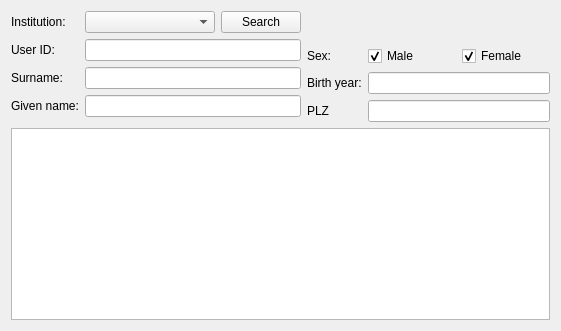
The window that ssc/src/finduser.ui (KDE/simon) describes before a commit, drawn with Qt 5.
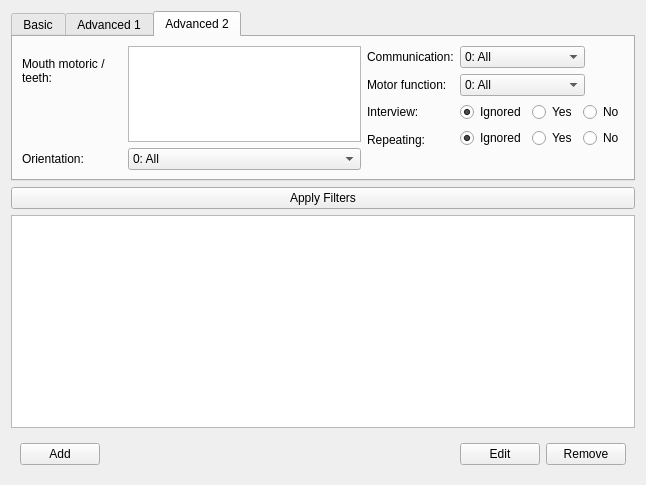
The same window after the commit. The open tabs and pages were chosen to show the change. Custom widgets are drawn as their Qt base class.

Commit message: Displaying / Filtering users

```diff
--- a/ssc/src/finduser.ui
+++ b/ssc/src/finduser.ui
@@ -6,15 +6,31 @@
    <rect>
     <x>0</x>
     <y>0</y>
-    <width>561</width>
-    <height>331</height>
+    <width>646</width>
+    <height>485</height>
    </rect>
   </property>
   <property name="windowTitle">
    <string>Search for user</string>
   </property>
-  <layout class="QGridLayout" name="gridLayout">
-   <item row="0" column="0">
+  <layout class="QVBoxLayout" name="verticalLayout_2">
+   <item>
+    <widget class="KTabWidget" name="twFilters">
+     <property name="maximumSize">
+      <size>
+       <width>16777215</width>
+       <height>170</height>
+      </size>
+     </property>
+     <property name="currentIndex">
+      <number>0</number>
+     </property>
+     <widget class="QWidget" name="tab">
+      <attribute name="title">
+       <string>Basic</string>
+      </attribute>
+      <layout class="QHBoxLayout" name="horizontalLayout_2">
+       <item>
     <layout class="QFormLayout" name="formLayout">
      <item row="0" column="0">
       <widget class="QLabel" name="lbInstitution">
@@ -76,47 +92,31 @@
      </item>
     </layout>
    </item>
-   <item row="0" column="1">
+       <item>
+        <layout class="QVBoxLayout" name="verticalLayout">
+         <item>
     <layout class="QFormLayout" name="formLayout_2">
+           <property name="fieldGrowthPolicy">
+            <enum>QFormLayout::ExpandingFieldsGrow</enum>
+           </property>
+           <item row="0" column="0">
+            <widget class="QLabel" name="lbReferenceId">
+             <property name="text">
+              <string>Reference Id:</string>
+             </property>
+            </widget>
+           </item>
+           <item row="0" column="1">
+            <widget class="KLineEdit" name="leReferenceId"/>
+           </item>
      <item row="1" column="0">
-      <widget class="QLabel" name="label_2">
-       <property name="text">
-        <string>Sex:</string>
-       </property>
-      </widget>
-     </item>
-     <item row="1" column="1">
-      <layout class="QHBoxLayout" name="horizontalLayout_2">
-       <item>
-        <widget class="QCheckBox" name="cbMale">
-         <property name="text">
-          <string>Male</string>
-         </property>
-         <property name="checked">
-          <bool>true</bool>
-         </property>
-        </widget>
-       </item>
-       <item>
-        <widget class="QCheckBox" name="cbFemale">
-         <property name="text">
-          <string>Female</string>
-         </property>
-         <property name="checked">
-          <bool>true</bool>
-         </property>
-        </widget>
-       </item>
-      </layout>
-     </item>
-     <item row="2" column="0">
       <widget class="QLabel" name="lbBirthYear">
        <property name="text">
         <string>Birth year:</string>
        </property>
       </widget>
      </item>
-     <item row="2" column="1">
+           <item row="1" column="1">
       <widget class="QLineEdit" name="leBirthYear">
        <property name="inputMask">
         <string>99990; </string>
@@ -126,40 +126,397 @@
        </property>
       </widget>
      </item>
-     <item row="3" column="0">
+           <item row="2" column="0">
       <widget class="QLabel" name="label">
        <property name="text">
-        <string>PLZ</string>
+              <string>ZIP Code:</string>
        </property>
       </widget>
      </item>
-     <item row="3" column="1">
-      <widget class="QLineEdit" name="lePLZ">
+           <item row="2" column="1">
+            <widget class="QLineEdit" name="leZIPCode">
        <property name="inputMask">
         <string>99990; </string>
        </property>
       </widget>
      </item>
+           <item row="3" column="1">
+            <layout class="QHBoxLayout" name="horizontalLayout_3">
+             <item>
+              <widget class="QRadioButton" name="rbIgnored">
+               <property name="text">
+                <string>Ignored</string>
+               </property>
+               <property name="checked">
+                <bool>true</bool>
+               </property>
+              </widget>
+             </item>
+             <item>
+              <widget class="QRadioButton" name="rbMale">
+               <property name="text">
+                <string>Male</string>
+               </property>
+              </widget>
+             </item>
+             <item>
+              <widget class="QRadioButton" name="rbFemale">
+               <property name="text">
+                <string>Female</string>
+               </property>
+              </widget>
+             </item>
+            </layout>
+           </item>
+           <item row="3" column="0">
+            <widget class="QLabel" name="label_2">
+             <property name="text">
+              <string>Sex:</string>
+             </property>
+            </widget>
+           </item>
+          </layout>
+         </item>
+        </layout>
+       </item>
+      </layout>
+     </widget>
+     <widget class="QWidget" name="tab_2">
+      <attribute name="title">
+       <string>Advanced 1</string>
+      </attribute>
+      <layout class="QHBoxLayout" name="horizontalLayout_4">
+       <item>
+        <layout class="QFormLayout" name="formLayout_4">
+         <property name="fieldGrowthPolicy">
+          <enum>QFormLayout::ExpandingFieldsGrow</enum>
+         </property>
      <item row="0" column="0">
-      <spacer name="verticalSpacer">
-       <property name="orientation">
-        <enum>Qt::Vertical</enum>
-       </property>
-       <property name="sizeType">
-        <enum>QSizePolicy::Fixed</enum>
-       </property>
-       <property name="sizeHint" stdset="0">
+          <widget class="QLabel" name="label_3">
+           <property name="text">
+            <string>Education:</string>
+           </property>
+          </widget>
+         </item>
+         <item row="0" column="1">
+          <widget class="QPlainTextEdit" name="teEducation">
+           <property name="maximumSize">
+            <size>
+             <width>16777215</width>
+             <height>100</height>
+            </size>
+           </property>
+          </widget>
+         </item>
+         <item row="1" column="0">
+          <widget class="QLabel" name="label_4">
+           <property name="text">
+            <string>Current occupation:</string>
+           </property>
+          </widget>
+         </item>
+         <item row="1" column="1">
+          <widget class="KLineEdit" name="leCurrentOccupation"/>
+         </item>
+        </layout>
+       </item>
+       <item>
+        <layout class="QFormLayout" name="formLayout_6">
+         <item row="0" column="0">
+          <widget class="QLabel" name="label_12">
+           <property name="text">
+            <string>Mothers Tongue:</string>
+           </property>
+          </widget>
+         </item>
+         <item row="0" column="1">
+          <widget class="QComboBox" name="cbMothersTongue"/>
+         </item>
+         <item row="1" column="0">
+          <widget class="QLabel" name="label_5">
+           <property name="text">
+            <string>Diagnosis:</string>
+           </property>
+          </widget>
+         </item>
+         <item row="1" column="1">
+          <widget class="QPlainTextEdit" name="teDiagnosis">
+           <property name="maximumSize">
         <size>
-         <width>20</width>
-         <height>29</height>
-        </size>
-       </property>
-      </spacer>
+             <width>16777215</width>
+             <height>100</height>
+            </size>
+           </property>
+          </widget>
      </item>
     </layout>
    </item>
-   <item row="1" column="0" colspan="2">
-    <widget class="QTableView" name="tvPatients">
+      </layout>
+     </widget>
+     <widget class="QWidget" name="tab_3">
+      <attribute name="title">
+       <string>Advanced 2</string>
+      </attribute>
+      <layout class="QHBoxLayout" name="horizontalLayout_5">
+       <item>
+        <layout class="QFormLayout" name="formLayout_5">
+         <item row="0" column="0">
+          <widget class="QLabel" name="label_9">
+           <property name="minimumSize">
+            <size>
+             <width>100</width>
+             <height>0</height>
+            </size>
+           </property>
+           <property name="text">
+            <string>Mouth motoric / teeth:</string>
+           </property>
+           <property name="wordWrap">
+            <bool>true</bool>
+           </property>
+          </widget>
+         </item>
+         <item row="0" column="1">
+          <widget class="QPlainTextEdit" name="teMouthMotoric">
+           <property name="maximumSize">
+            <size>
+             <width>16777215</width>
+             <height>100</height>
+            </size>
+           </property>
+          </widget>
+         </item>
+         <item row="1" column="0">
+          <widget class="QLabel" name="label_6">
+           <property name="text">
+            <string>Orientation:</string>
+           </property>
+          </widget>
+         </item>
+         <item row="1" column="1">
+          <widget class="QComboBox" name="cbOrientation">
+           <item>
+            <property name="text">
+             <string>0: All</string>
+            </property>
+           </item>
+           <item>
+            <property name="text">
+             <string>1: Very Good</string>
+            </property>
+           </item>
+           <item>
+            <property name="text">
+             <string>2: Good</string>
+            </property>
+           </item>
+           <item>
+            <property name="text">
+             <string>3: Satisfactory</string>
+            </property>
+           </item>
+           <item>
+            <property name="text">
+             <string>4: Acceptable</string>
+            </property>
+           </item>
+           <item>
+            <property name="text">
+             <string>5: Not acceptable</string>
+            </property>
+           </item>
+          </widget>
+         </item>
+        </layout>
+       </item>
+       <item>
+        <layout class="QFormLayout" name="formLayout_3">
+         <property name="fieldGrowthPolicy">
+          <enum>QFormLayout::ExpandingFieldsGrow</enum>
+         </property>
+         <item row="0" column="0">
+          <widget class="QLabel" name="label_7">
+           <property name="text">
+            <string>Communication:</string>
+           </property>
+          </widget>
+         </item>
+         <item row="0" column="1">
+          <widget class="QComboBox" name="cbCommunication">
+           <item>
+            <property name="text">
+             <string>0: All</string>
+            </property>
+           </item>
+           <item>
+            <property name="text">
+             <string>1: Very Good</string>
+            </property>
+           </item>
+           <item>
+            <property name="text">
+             <string>2: Good</string>
+            </property>
+           </item>
+           <item>
+            <property name="text">
+             <string>3: Satisfactory</string>
+            </property>
+           </item>
+           <item>
+            <property name="text">
+             <string>4: Acceptable</string>
+            </property>
+           </item>
+           <item>
+            <property name="text">
+             <string>5: Not acceptable</string>
+            </property>
+           </item>
+          </widget>
+         </item>
+         <item row="1" column="0">
+          <widget class="QLabel" name="label_8">
+           <property name="text">
+            <string>Motor function:</string>
+           </property>
+          </widget>
+         </item>
+         <item row="1" column="1">
+          <widget class="QComboBox" name="cbMotorFunction">
+           <item>
+            <property name="text">
+             <string>0: All</string>
+            </property>
+           </item>
+           <item>
+            <property name="text">
+             <string>1: Very Good</string>
+            </property>
+           </item>
+           <item>
+            <property name="text">
+             <string>2: Good</string>
+            </property>
+           </item>
+           <item>
+            <property name="text">
+             <string>3: Satisfactory</string>
+            </property>
+           </item>
+           <item>
+            <property name="text">
+             <string>4: Acceptable</string>
+            </property>
+           </item>
+           <item>
+            <property name="text">
+             <string>5: Not acceptable</string>
+            </property>
+           </item>
+          </widget>
+         </item>
+         <item row="2" column="0">
+          <widget class="QLabel" name="label_10">
+           <property name="text">
+            <string>Interview:</string>
+           </property>
+          </widget>
+         </item>
+         <item row="3" column="0">
+          <widget class="QLabel" name="label_11">
+           <property name="text">
+            <string>Repeating:</string>
+           </property>
+          </widget>
+         </item>
+         <item row="2" column="1">
+          <widget class="QWidget" name="widget" native="true">
+           <layout class="QHBoxLayout" name="horizontalLayout_7">
+            <property name="margin">
+             <number>0</number>
+            </property>
+            <item>
+             <widget class="QRadioButton" name="rbInterviewIgnored">
+              <property name="text">
+               <string>Ignored</string>
+              </property>
+              <property name="checked">
+               <bool>true</bool>
+              </property>
+             </widget>
+            </item>
+            <item>
+             <widget class="QRadioButton" name="rbInterviewYes">
+              <property name="text">
+               <string>Yes</string>
+              </property>
+             </widget>
+            </item>
+            <item>
+             <widget class="QRadioButton" name="rbInterviewNo">
+              <property name="text">
+               <string>No</string>
+              </property>
+             </widget>
+            </item>
+           </layout>
+          </widget>
+         </item>
+         <item row="3" column="1">
+          <widget class="QWidget" name="widget_2" native="true">
+           <layout class="QHBoxLayout" name="horizontalLayout_9">
+            <property name="leftMargin">
+             <number>0</number>
+            </property>
+            <property name="topMargin">
+             <number>0</number>
+            </property>
+            <property name="rightMargin">
+             <number>0</number>
+            </property>
+            <item>
+             <widget class="QRadioButton" name="rbRepeatingIgnored">
+              <property name="text">
+               <string>Ignored</string>
+              </property>
+              <property name="checked">
+               <bool>true</bool>
+              </property>
+             </widget>
+            </item>
+            <item>
+             <widget class="QRadioButton" name="rbRepeatingYes">
+              <property name="text">
+               <string>Yes</string>
+              </property>
+             </widget>
+            </item>
+            <item>
+             <widget class="QRadioButton" name="rbRepeatingNo">
+              <property name="text">
+               <string>No</string>
+              </property>
+             </widget>
+            </item>
+           </layout>
+          </widget>
+         </item>
+        </layout>
+       </item>
+      </layout>
+     </widget>
+    </widget>
+   </item>
+   <item>
+    <widget class="KPushButton" name="pbFilter">
+     <property name="text">
+      <string>Apply Filters</string>
+     </property>
+    </widget>
+   </item>
+   <item>
+    <widget class="QTableView" name="tvUsers">
      <property name="sizePolicy">
       <sizepolicy hsizetype="Expanding" vsizetype="Expanding">
        <horstretch>0</horstretch>
@@ -168,6 +525,46 @@
      </property>
     </widget>
    </item>
+   <item>
+    <widget class="QWidget" name="wgModify" native="true">
+     <layout class="QHBoxLayout" name="horizontalLayout_6">
+      <item>
+       <widget class="KPushButton" name="pbAdd">
+        <property name="text">
+         <string>Add</string>
+        </property>
+       </widget>
+      </item>
+      <item>
+       <spacer name="horizontalSpacer">
+        <property name="orientation">
+         <enum>Qt::Horizontal</enum>
+        </property>
+        <property name="sizeHint" stdset="0">
+         <size>
+          <width>410</width>
+          <height>20</height>
+         </size>
+        </property>
+       </spacer>
+      </item>
+      <item>
+       <widget class="KPushButton" name="pbEdit">
+        <property name="text">
+         <string>Edit</string>
+        </property>
+       </widget>
+      </item>
+      <item>
+       <widget class="KPushButton" name="pbRemove">
+        <property name="text">
+         <string>Remove</string>
+        </property>
+       </widget>
+      </item>
+     </layout>
+    </widget>
+   </item>
   </layout>
  </widget>
  <customwidgets>
@@ -186,6 +583,12 @@
    <extends>QComboBox</extends>
    <header>kcombobox.h</header>
   </customwidget>
+  <customwidget>
+   <class>KTabWidget</class>
+   <extends>QTabWidget</extends>
+   <header>ktabwidget.h</header>
+   <container>1</container>
+  </customwidget>
   <customwidget>
    <class>KHistoryComboBox</class>
    <extends>KComboBox</extends>
```
Left out of the diff: 8 changed lines with no effect on the pictures. Lines whose indentation alone changed are shown as unchanged. The commit also changes 18 other files.
